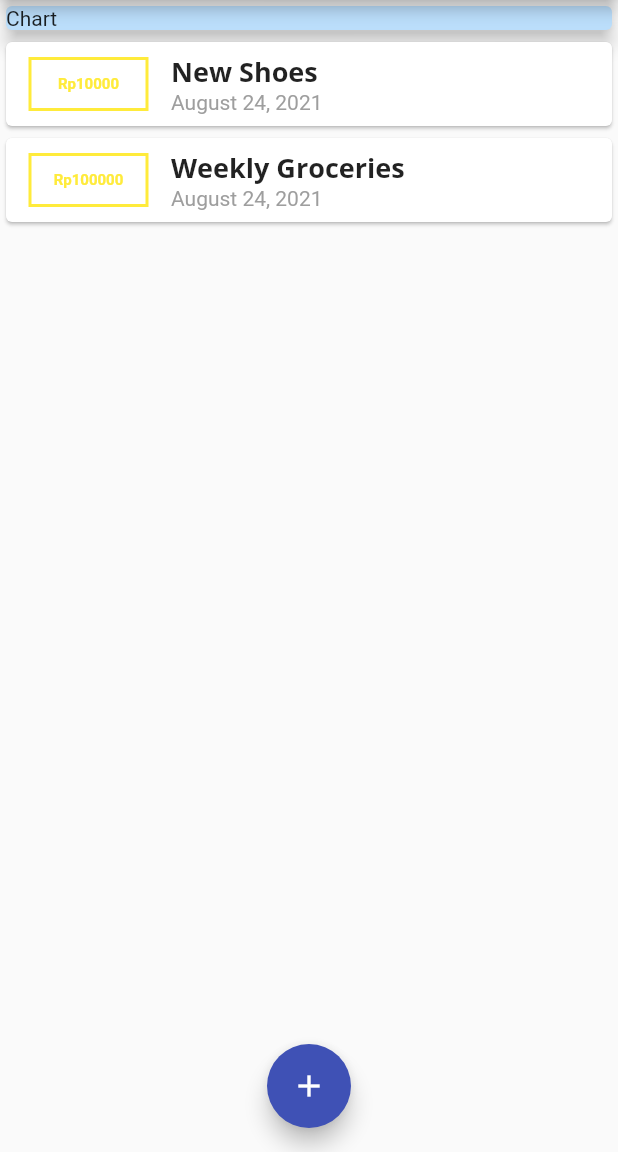
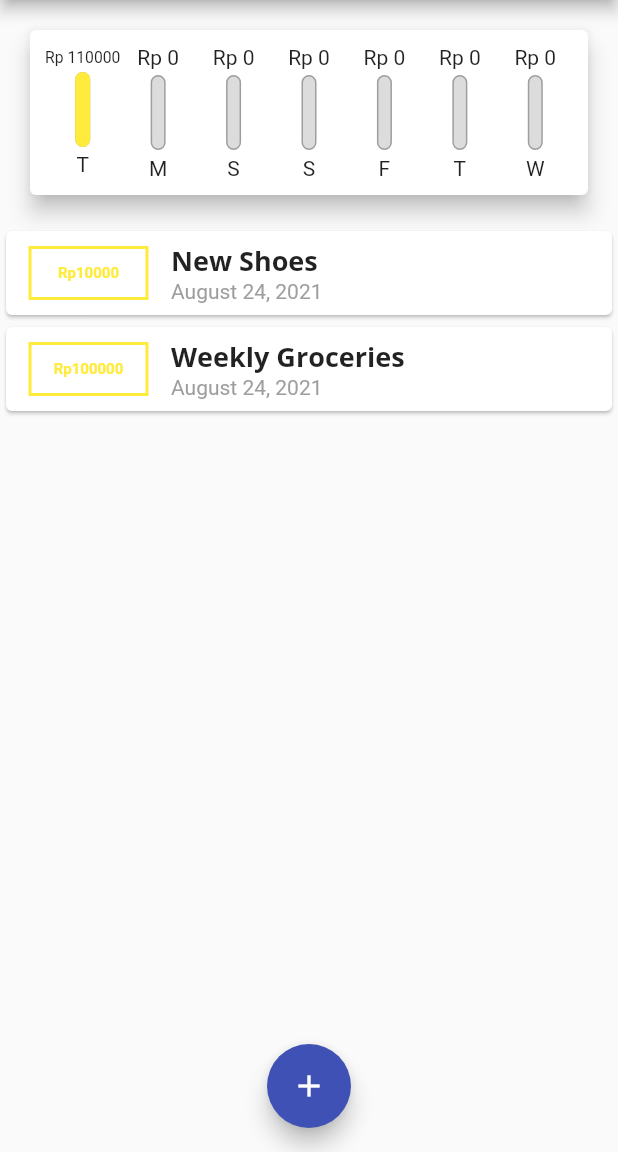
Before and after one commit to Barragan17/Flutter-Projects, a Flutter app: the screen it shows after launch, on a phone screen of 412 x 824 dp, the part 84-1236 px from its top. Run offline on Flutter 3.47's test engine with Material 2 defaults, Android fonts, the phone set to English and light mode, and no system bars; missing offline and left inert: dart:ffi.

Commit message:
Initial Chart

```diff
--- a/Personal_Expenses_App/lib/main.dart
+++ b/Personal_Expenses_App/lib/main.dart
@@ -1,3 +1,4 @@
+import 'package:Personal_Expenses_App/widget/chart.dart';
 import 'package:Personal_Expenses_App/widget/new_transaction.dart';
 import 'package:Personal_Expenses_App/widget/transaction_list.dart';
 import 'package:flutter/material.dart';
@@ -60,6 +61,27 @@ class _MyHomePageState extends State<MyHomePage> {
         date: DateTime.now()),
   ];
 
+  List<Transaction> get _recentTransactions {
+    // List<Transaction> recentTransactions = [];
+    // for (var i = 0; i < _userTransaction.length; i++) {
+    //   if (_userTransaction[i].date.isAfter(
+    //         DateTime.now().subtract(
+    //           Duration(days: 7),
+    //         ),
+    //       )) {
+    //     recentTransactions.add(_userTransaction[i]);
+    //   }
+    // }
+    // return recentTransactions;
+    return _userTransaction.where((tx) {
+      return tx.date.isAfter(
+        DateTime.now().subtract(
+          Duration(days: 7),
+        ),
+      );
+    }).toList();
+  }
+
   void _addNewTransaction(String txTitle, double txAmount) {
     final newTx = Transaction(
       id: DateTime.now().toString(),
@@ -104,14 +126,7 @@ class _MyHomePageState extends State<MyHomePage> {
           crossAxisAlignment: CrossAxisAlignment.stretch,
           // mainAxisAlignment: MainAxisAlignment.spaceAround,
           children: [
-            Container(
-              width: double.infinity,
-              child: Card(
-                color: Theme.of(context).primaryColorLight,
-                elevation: 5,
-                child: Text('Chart'),
-              ),
-            ),
+            Chart(_recentTransactions),
             TransactionList(_userTransaction),
           ],
         ),
--- /dev/null
+++ b/Personal_Expenses_App/lib/widget/chart.dart
@@ -0,0 +1,71 @@
+import 'dart:ffi';
+
+import 'package:Personal_Expenses_App/model/transaction.dart';
+import 'package:Personal_Expenses_App/widget/chart_bar.dart';
+import 'package:flutter/material.dart';
+import 'package:intl/intl.dart';
+
+class Chart extends StatelessWidget {
+  final List<Transaction> recentTransactions;
+
+  Chart(this.recentTransactions);
+
+  List<Map<String, Object>> get GroupedTransactionValues {
+    return List.generate(7, (index) {
+      final weekDay = DateTime.now().subtract(
+        Duration(days: index),
+      );
+      var totalSum = 0.0;
+
+      for (var i = 0; i < recentTransactions.length; i++) {
+        if (recentTransactions[i].date.day == weekDay.day &&
+            recentTransactions[i].date.month == weekDay.month &&
+            recentTransactions[i].date.year == weekDay.year) {
+          totalSum += recentTransactions[i].amount;
+        }
+      }
+
+      print(DateFormat.E().format(weekDay));
+      print(totalSum);
+
+      return {
+        'DAY': DateFormat.E().format(weekDay),
+        'amount': totalSum,
+      };
+    });
+  }
+
+  double get totalSpending {
+    return GroupedTransactionValues.fold(0.0, (sum, item) {
+      return sum + (item['amount'] as double);
+    });
+  }
+
+  @override
+  Widget build(BuildContext context) {
+    print(GroupedTransactionValues);
+    return Card(
+      elevation: 6,
+      margin: EdgeInsets.all(20),
+      child: Padding(
+        padding: EdgeInsets.all(10),
+        child: Row(
+          mainAxisAlignment: MainAxisAlignment.spaceAround,
+          children: GroupedTransactionValues.map((data) {
+            return Flexible(
+              fit: FlexFit.tight,
+              child: ChartBar(
+                (data['DAY'] as String),
+                (data['amount'] as double),
+                // create an if statement
+                totalSpending == 0.0
+                    ? 0.0
+                    : (data['amount'] as double) / totalSpending,
+              ),
+            );
+          }).toList(),
+        ),
+      ),
+    );
+  }
+}
--- /dev/null
+++ b/Personal_Expenses_App/lib/widget/chart_bar.dart
@@ -0,0 +1,55 @@
+import 'dart:ui';
+
+import 'package:flutter/material.dart';
+
+class ChartBar extends StatelessWidget {
+  final String label;
+  final double spendingAmount;
+  final double spendingPctOfTotal;
+
+  ChartBar(this.label, this.spendingAmount, this.spendingPctOfTotal);
+
+  @override
+  Widget build(BuildContext context) {
+    return Column(
+      children: [
+        FittedBox(
+          child: Text(
+            'Rp ${spendingAmount.toStringAsFixed(0)}',
+          ),
+        ),
+        SizedBox(
+          height: 4,
+        ),
+        Container(
+          height: 50,
+          width: 10,
+          child: Stack(
+            children: [
+              Container(
+                decoration: BoxDecoration(
+                  border: Border.all(color: Colors.grey, width: 1.0),
+                  color: Color.fromRGBO(220, 220, 220, 1),
+                  borderRadius: BorderRadius.circular(10),
+                ),
+              ),
+              FractionallySizedBox(
+                heightFactor: spendingPctOfTotal,
+                child: Container(
+                  decoration: BoxDecoration(
+                    color: Theme.of(context).primaryColor,
+                    borderRadius: BorderRadius.circular(10),
+                  ),
+                ),
+              )
+            ],
+          ),
+        ),
+        SizedBox(
+          height: 4,
+        ),
+        Text(label.substring(0, 1)),
+      ],
+    );
+  }
+}
--- a/Personal_Expenses_App/lib/widget/transaction_list.dart
+++ b/Personal_Expenses_App/lib/widget/transaction_list.dart
@@ -9,7 +9,26 @@ class TransactionList extends StatelessWidget {
   Widget build(BuildContext context) {
     return Container(
       height: 200,
-      child: ListView.builder(
+      child: _userTransaction.isEmpty
+          ? Column(
+              children: [
+                Text(
+                  'No Transaction Added Yet',
+                  style: Theme.of(context).textTheme.title,
+                ),
+                SizedBox(
+                  height: 10,
+                ),
+                Container(
+                  height: 100,
+                  child: Image.asset(
+                    'assets/image/waiting.png',
+                    fit: BoxFit.cover,
+                  ),
+                ),
+              ],
+            )
+          : ListView.builder(
               itemBuilder: (ctx, index) {
                 return Card(
                   child: Row(
@@ -46,7 +65,8 @@ class TransactionList extends StatelessWidget {
                             style: Theme.of(context).textTheme.title,
                           ),
                           Text(
-                      DateFormat.yMMMMd().format(_userTransaction[index].date),
+                            DateFormat.yMMMMd()
+                                .format(_userTransaction[index].date),
                             style: TextStyle(
                               color: Colors.grey,
                             ),
--- a/Personal_Expenses_App/pubspec.yaml
+++ b/Personal_Expenses_App/pubspec.yaml
@@ -46,8 +46,8 @@ flutter:
   uses-material-design: true
 
   # To add assets to your application, add an assets section, like this:
-  # assets:
-  #   - images/a_dot_burr.jpeg
+  assets:
+    - assets/image/waiting.png
   #   - images/a_dot_ham.jpeg
 
   # An image asset can refer to one or more resolution-specific "variants", see
--- a/Quiz_App/pubspec.yaml
+++ b/Quiz_App/pubspec.yaml
@@ -45,8 +45,8 @@ flutter:
   uses-material-design: true
 
   # To add assets to your application, add an assets section, like this:
-  # assets:
-  #   - images/a_dot_burr.jpeg
+  assets:
+    - assets/image/waiting.png
   #   - images/a_dot_ham.jpeg
 
   # An image asset can refer to one or more resolution-specific "variants", see
```
Also changed, not shown: Personal_Expenses_App/assets/image/waiting.png (added), Quiz_App/pubspec.lock. Lines whose indentation alone changed are shown as unchanged.
